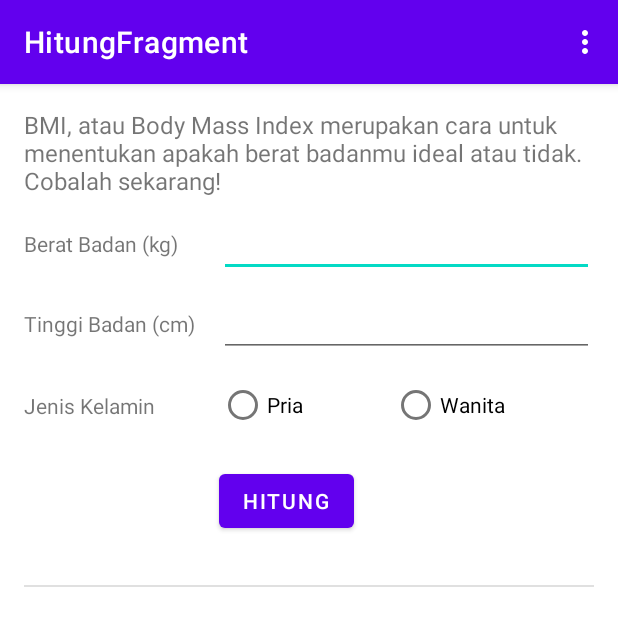
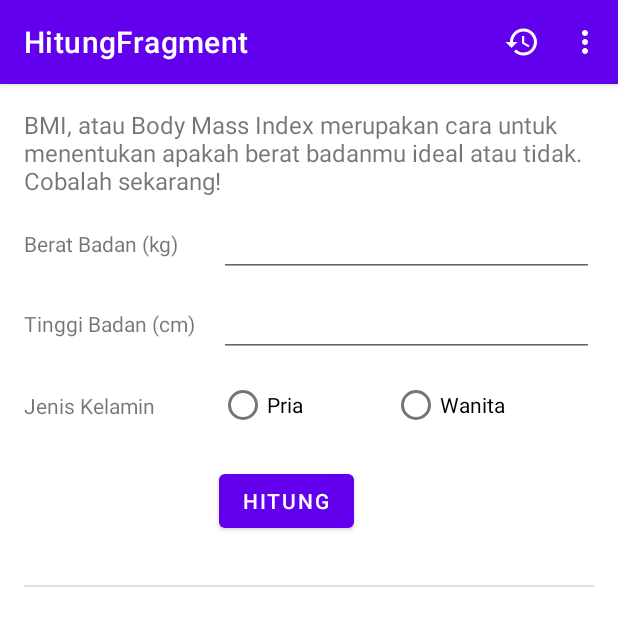
Before and after one commit to D3IF-Cool/4302-hitung-bmi-PramudiaPutra, an Android app: the screen it shows after launch (MainActivity), after a tap on "HITUNG", on a phone screen of 412 x 824 dp. Shown: the top 626 px of the screen. Run offline under Robolectric (Android 15) with nearby library versions, the phone set to English and light mode, and no system bars; our stand-ins replace Room's generated code, navigation-ui; 1 other tap on this screen came first.

Commit message:
Menambahkan fitur histori

```diff
--- /dev/null
+++ b/app/src/main/res/drawable/ic_baseline_history_24.xml
@@ -0,0 +1,10 @@
+<vector xmlns:android="http://schemas.android.com/apk/res/android"
+    android:width="24dp"
+    android:height="24dp"
+    android:viewportWidth="24"
+    android:viewportHeight="24"
+    android:tint="?attr/colorControlNormal">
+  <path
+      android:fillColor="@android:color/white"
+      android:pathData="M13,3c-4.97,0 -9,4.03 -9,9L1,12l3.89,3.89 0.07,0.14L9,12L6,12c0,-3.87 3.13,-7 7,-7s7,3.13 7,7 -3.13,7 -7,7c-1.93,0 -3.68,-0.79 -4.94,-2.06l-1.42,1.42C8.27,19.99 10.51,21 13,21c4.97,0 9,-4.03 9,-9s-4.03,-9 -9,-9zM12,8v5l4.28,2.54 0.72,-1.21 -3.5,-2.08L13.5,8L12,8z"/>
+</vector>
--- a/app/src/main/res/menu/option_menu.xml
+++ b/app/src/main/res/menu/option_menu.xml
@@ -6,4 +6,10 @@
         android:id="@+id/menu_about"
         android:title="@string/tentang_aplikasi"
         app:showAsAction="never"/>
+
+    <item
+        android:id="@+id/menu_history"
+        android:icon="@drawable/ic_baseline_history_24"
+        android:title="@string/histori"
+        app:showAsAction="ifRoom"/>
 </menu>
--- a/app/src/main/res/values/strings.xml
+++ b/app/src/main/res/values/strings.xml
@@ -27,4 +27,6 @@
     <string name="tentang_aplikasi">Tentang Aplikasi</string>
     <string name="bagikan">Bagikan</string>
     <string name="bagikan_template">Berat badan: %1$s kg\nTinggi badan: %2$s cm\nJenis kelamin: %3$s\n\n%4$s\n%5$s</string>
+    <string name="belum_ada_data">Belum ada data</string>
+    <string name="histori">Histori</string>
 </resources>
```
Also changed, not shown: app/src/main/java/org/d3if2015/hitungbmi/ui/history/HistoriFragment.kt (added, +23 -0 lines), app/src/main/java/org/d3if2015/hitungbmi/ui/hitung/HitungFragment.kt (+14 -5 lines), app/src/main/res/layout/fragment_histori.xml (added, +13 -0 lines), app/src/main/res/navigation/navigation.xml (+9 -1 lines).
